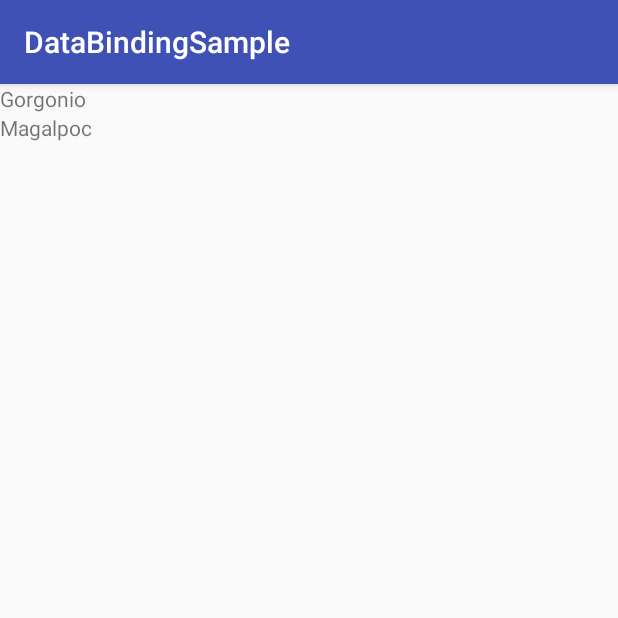
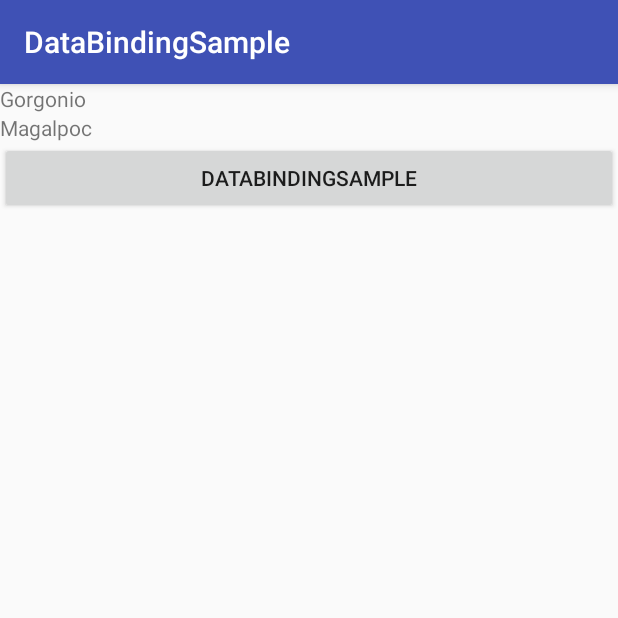
Before and after one commit to polbins/Data-Binding-Exercise, an Android app: the screen it shows after launch (MainActivity), on a phone screen of 412 x 824 dp, the top half of it. Run offline under Robolectric (Android 15) with nearby library versions, the phone set to English and light mode, and no system bars; our stand-ins replace data binding; 2 statements that could not run were skipped.

Commit message:
added a button and an onClick listener

```diff
--- a/app/src/main/java/com/polbins/databindingsample/MainActivity.java
+++ b/app/src/main/java/com/polbins/databindingsample/MainActivity.java
@@ -3,10 +3,19 @@ package com.polbins.databindingsample;
 import android.databinding.DataBindingUtil;
 import android.os.Bundle;
 import android.support.v7.app.AppCompatActivity;
+import android.view.View;
+import android.widget.Toast;
 
 import com.polbins.databindingsample.databinding.ActivityMainBinding;
 
 public class MainActivity extends AppCompatActivity {
+
+    private View.OnClickListener mOnClickListener = new View.OnClickListener() {
+        @Override
+        public void onClick(View v) {
+            Toast.makeText(getApplicationContext(), "Clicked.", Toast.LENGTH_SHORT).show();
+        }
+    };
 
     @Override
     protected void onCreate(Bundle savedInstanceState) {
@@ -15,6 +24,7 @@ public class MainActivity extends AppCompatActivity {
                 DataBindingUtil.setContentView(this, R.layout.activity_main);
         User user = new User("Gorgonio", "Magalpoc");
         binding.setUser(user);
+        binding.setHandler(mOnClickListener);
     }
 
 }
--- a/app/src/main/res/layout/activity_main.xml
+++ b/app/src/main/res/layout/activity_main.xml
@@ -3,9 +3,15 @@
 
     <data>
 
+        <import type="android.view.View"/>
+
         <variable
             name="user"
             type="com.polbins.databindingsample.User"/>
+
+        <variable
+            name="handler"
+            type="View.OnClickListener"/>
     </data>
 
     <LinearLayout
@@ -22,5 +28,11 @@
             android:layout_width="wrap_content"
             android:layout_height="wrap_content"
             android:text="@{user.lastName}"/>
+
+        <Button
+            android:layout_width="match_parent"
+            android:layout_height="wrap_content"
+            android:onClick="@{handler.onClick}"
+            android:text="@string/app_name"/>
     </LinearLayout>
 </layout>
```
